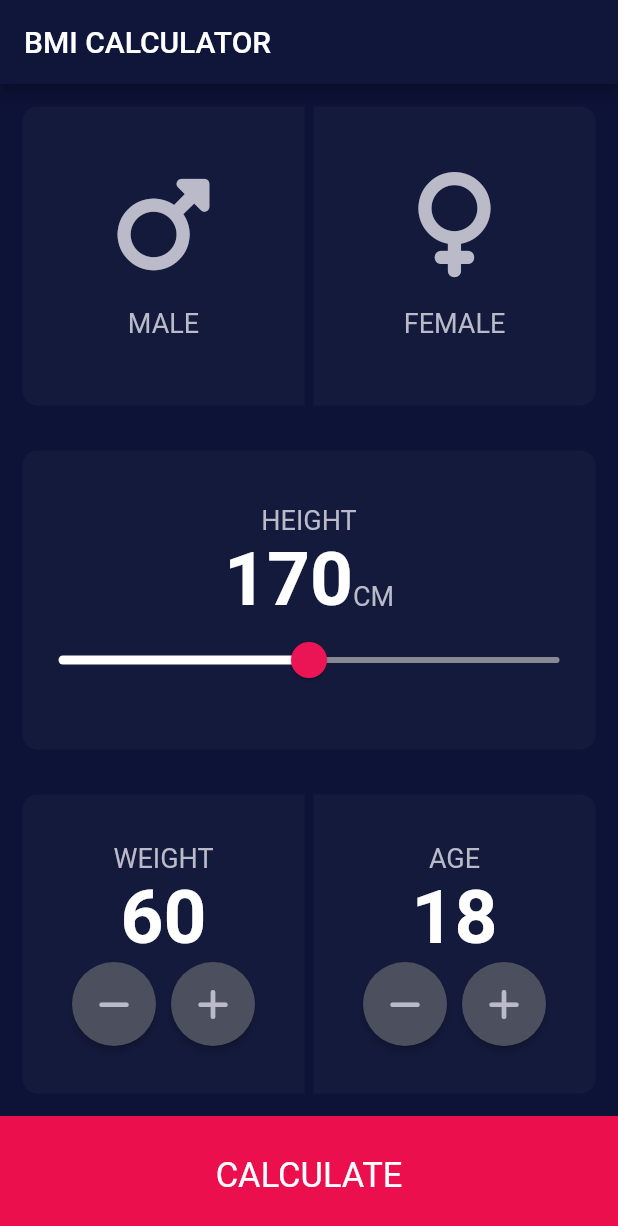
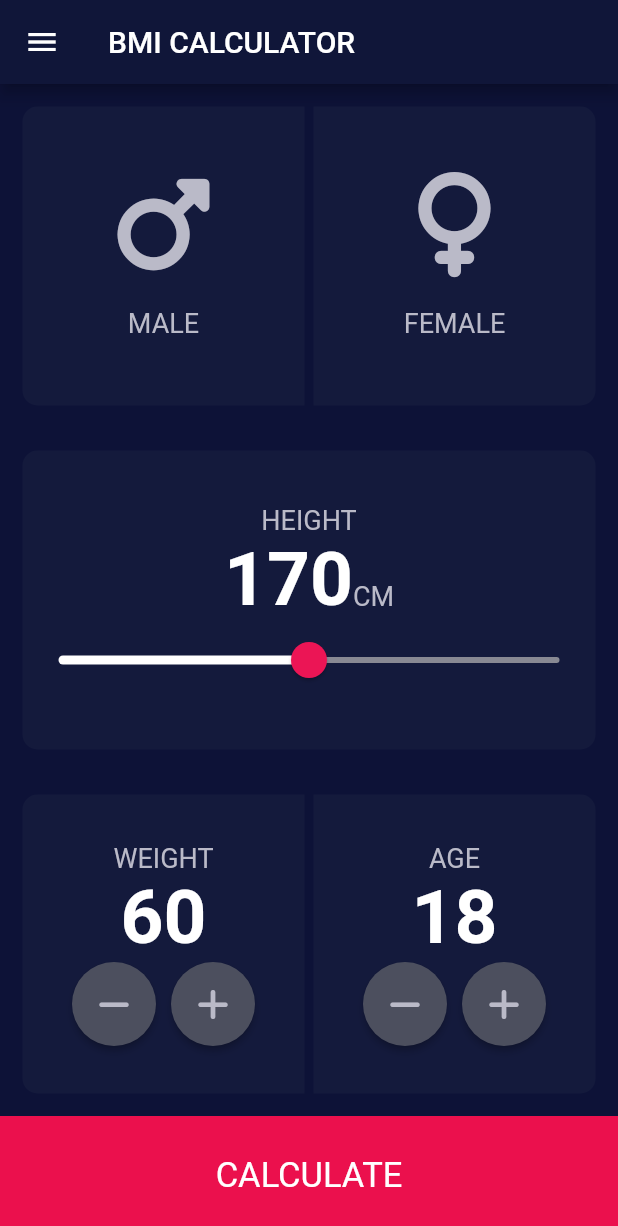
Before and after one commit to MTAlkhnani/bmi-calculator-flutter-master, a Flutter app: the screen it shows after launch, on a phone screen of 412 x 824 dp. Shown: the top 1226 px of the screen. Run offline on Flutter 3.47's test engine with Material 2 defaults, Android fonts, the phone set to English and light mode, and no system bars; our stand-ins replace font_awesome_flutter.

Commit message:
simple changes

```diff
--- a/lib/input_page.dart
+++ b/lib/input_page.dart
@@ -1,11 +1,11 @@
 import 'package:bmi_calculator/results_page.dart';
 import 'package:flutter/material.dart';
-import 'package:flutter/widgets.dart';
 import 'package:font_awesome_flutter/font_awesome_flutter.dart';
 import 'Gen_Cont.dart';
 import 'My_Card.dart';
 import 'constants.dart';
 import 'results_page.dart';
+import 'info_card.dart';
 
 enum Gender {
   male,
@@ -16,10 +16,12 @@ double height = 170;
 double weight = 60;
 int age = 18;
 double bmi;
-
+Gender gender;
 String status;
 Color statusColor;
 String text;
+
+List<Widget> results = [];
 
 class InputPage extends StatefulWidget {
   @override
@@ -39,6 +41,12 @@ class _InputPageState extends State<InputPage> {
       appBar: AppBar(
         title: Text('BMI CALCULATOR'),
         backgroundColor: Color(0xFF101639),
+      ),
+      drawer: Drawer(
+        backgroundColor: Color(0xFF141A3C),
+        child: ListView(
+          children: results,
+        ),
       ),
       body: Column(
         crossAxisAlignment: CrossAxisAlignment.stretch,
@@ -250,12 +258,13 @@ class _InputPageState extends State<InputPage> {
               Navigator.push(context,
                   MaterialPageRoute(builder: ((context) => Results())));
               setState(() {
-                CalculateBMI bmiClass =
-                    CalculateBMI(height: height, weight: weight);
+                CalculateBMI bmiClass = CalculateBMI(
+                    height: height, weight: weight, gender: selectedGender);
                 bmi = bmiClass.getBmi();
                 status = bmiClass.getStatus();
                 statusColor = bmiClass.getStatusColor();
                 text = bmiClass.getText();
+                gender = bmiClass.get
               });
             },
             child: Container(
```
